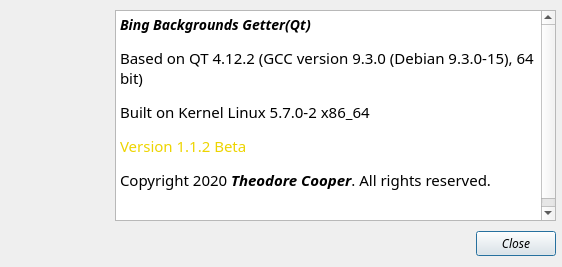
Above: form/about.ui from the0cp/Bing-Wallpaper-GUI before the change. Below: the same form after it.
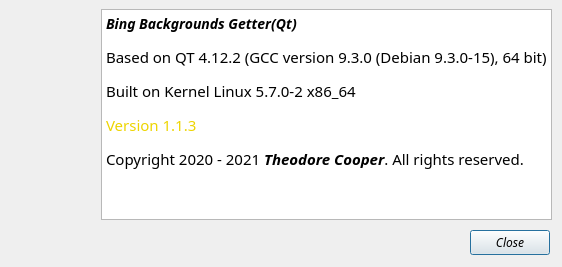
That is the form after the change. Icons and pictures are not drawn.

Patch:
```diff
--- a/form/about.ui
+++ b/form/about.ui
@@ -10,6 +10,18 @@
     <height>267</height>
    </rect>
   </property>
+  <property name="minimumSize">
+   <size>
+    <width>562</width>
+    <height>267</height>
+   </size>
+  </property>
+  <property name="maximumSize">
+   <size>
+    <width>562</width>
+    <height>267</height>
+   </size>
+  </property>
   <property name="font">
    <font>
     <family>Linux Libertine Display O</family>
@@ -26,9 +38,9 @@
   <widget class="QTextBrowser" name="textBrowser">
    <property name="geometry">
     <rect>
-     <x>115</x>
-     <y>10</y>
-     <width>441</width>
+     <x>101</x>
+     <y>9</y>
+     <width>451</width>
      <height>211</height>
     </rect>
    </property>
@@ -40,18 +52,18 @@
 &lt;h3 style=&quot; margin-top:14px; margin-bottom:12px; margin-left:0px; margin-right:0px; -qt-block-indent:0; text-indent:0px;&quot;&gt;&lt;a name=&quot;write&quot;&gt;&lt;/a&gt;&lt;span style=&quot; font-family:'Cantarell'; font-size:large; font-weight:600;&quot;&gt;B&lt;/span&gt;&lt;span style=&quot; font-family:'Cantarell'; font-size:large; font-weight:600;&quot;&gt;ing Backgrounds Getter(Qt)&lt;/span&gt;&lt;/h3&gt;
 &lt;p style=&quot; margin-top:12px; margin-bottom:12px; margin-left:0px; margin-right:0px; -qt-block-indent:0; text-indent:0px;&quot;&gt;&lt;span style=&quot; font-family:'Cantarell'; font-style:normal;&quot;&gt;Based on QT 4.12.2 (GCC version 9.3.0 (Debian 9.3.0-15), 64 bit)&lt;/span&gt;&lt;/p&gt;
 &lt;p style=&quot; margin-top:12px; margin-bottom:12px; margin-left:0px; margin-right:0px; -qt-block-indent:0; text-indent:0px;&quot;&gt;&lt;span style=&quot; font-family:'Cantarell'; font-style:normal;&quot;&gt;Built on Kernel Linux 5.7.0-2 x86_64&lt;/span&gt;&lt;/p&gt;
-&lt;p style=&quot; margin-top:12px; margin-bottom:12px; margin-left:0px; margin-right:0px; -qt-block-indent:0; text-indent:0px;&quot;&gt;&lt;span style=&quot; font-family:'Cantarell'; font-style:normal; color:#edd400;&quot;&gt;Version 1.1.2 Beta&lt;/span&gt;&lt;/p&gt;
-&lt;p style=&quot; margin-top:12px; margin-bottom:12px; margin-left:0px; margin-right:0px; -qt-block-indent:0; text-indent:0px;&quot;&gt;&lt;span style=&quot; font-family:'Cantarell'; font-style:normal;&quot;&gt;Copyright 2020 &lt;/span&gt;&lt;span style=&quot; font-family:'Cantarell'; font-weight:600;&quot;&gt;Theodore Cooper&lt;/span&gt;&lt;span style=&quot; font-family:'Cantarell'; font-style:normal;&quot;&gt;. All rights reserved.&lt;/span&gt;&lt;/p&gt;
+&lt;p style=&quot; margin-top:12px; margin-bottom:12px; margin-left:0px; margin-right:0px; -qt-block-indent:0; text-indent:0px;&quot;&gt;&lt;span style=&quot; font-family:'Cantarell'; font-style:normal; color:#edd400;&quot;&gt;Version 1.1.3&lt;/span&gt;&lt;/p&gt;
+&lt;p style=&quot; margin-top:12px; margin-bottom:12px; margin-left:0px; margin-right:0px; -qt-block-indent:0; text-indent:0px;&quot;&gt;&lt;span style=&quot; font-family:'Cantarell'; font-style:normal;&quot;&gt;Copyright 2020 - 2021 &lt;/span&gt;&lt;span style=&quot; font-family:'Cantarell'; font-weight:600;&quot;&gt;Theodore Cooper&lt;/span&gt;&lt;span style=&quot; font-family:'Cantarell'; font-style:normal;&quot;&gt;. All rights reserved.&lt;/span&gt;&lt;/p&gt;
 &lt;p style=&quot; margin-top:12px; margin-bottom:12px; margin-left:0px; margin-right:0px; -qt-block-indent:0; text-indent:0px;&quot;&gt;&lt;span style=&quot; font-family:'Cantarell'; font-style:normal;&quot;&gt; &lt;/span&gt;&lt;/p&gt;&lt;/body&gt;&lt;/html&gt;</string>
    </property>
   </widget>
   <widget class="QDialogButtonBox" name="buttonBox">
    <property name="geometry">
     <rect>
-     <x>390</x>
+     <x>470</x>
      <y>230</y>
-     <width>166</width>
-     <height>27</height>
+     <width>80</width>
+     <height>26</height>
     </rect>
    </property>
    <property name="standardButtons">
@@ -61,27 +73,23 @@
   <widget class="QLabel" name="label">
    <property name="geometry">
     <rect>
-     <x>0</x>
-     <y>10</y>
-     <width>111</width>
-     <height>81</height>
+     <x>10</x>
+     <y>120</y>
+     <width>80</width>
+     <height>80</height>
     </rect>
    </property>
    <property name="text">
-    <string>&lt;!DOCTYPE HTML PUBLIC &quot;-//W3C//DTD HTML 4.0//EN&quot; &quot;http://www.w3.org/TR/REC-html40/strict.dtd&quot;&gt;
-&lt;html&gt;&lt;head&gt;&lt;meta name=&quot;qrichtext&quot; content=&quot;1&quot; /&gt;&lt;style type=&quot;text/css&quot;&gt;
-p, li { white-space: pre-wrap; }
-&lt;/style&gt;&lt;/head&gt;&lt;body style=&quot; font-family:'Cantarell'; font-size:11pt; font-weight:400; font-style:normal;&quot;&gt;
-&lt;p align=&quot;center&quot; style=&quot; margin-top:0px; margin-bottom:0px; margin-left:0px; margin-right:0px; -qt-block-indent:0; text-indent:0px;&quot;&gt;&lt;img src=&quot;:/Bingbg.png&quot; width=&quot;80&quot; /&gt;&lt;/p&gt;&lt;/body&gt;&lt;/html&gt;</string>
+    <string>&lt;html&gt;&lt;head/&gt;&lt;body&gt;&lt;p align=&quot;center&quot;&gt;&lt;img src=&quot;:/Bingbg.png&quot; width=&quot;80&quot;/&gt;&lt;/p&gt;&lt;/body&gt;&lt;/html&gt;</string>
    </property>
   </widget>
   <widget class="QLabel" name="label_2">
    <property name="geometry">
     <rect>
-     <x>0</x>
-     <y>130</y>
-     <width>111</width>
-     <height>81</height>
+     <x>9</x>
+     <y>9</y>
+     <width>80</width>
+     <height>80</height>
     </rect>
    </property>
    <property name="text">
```
